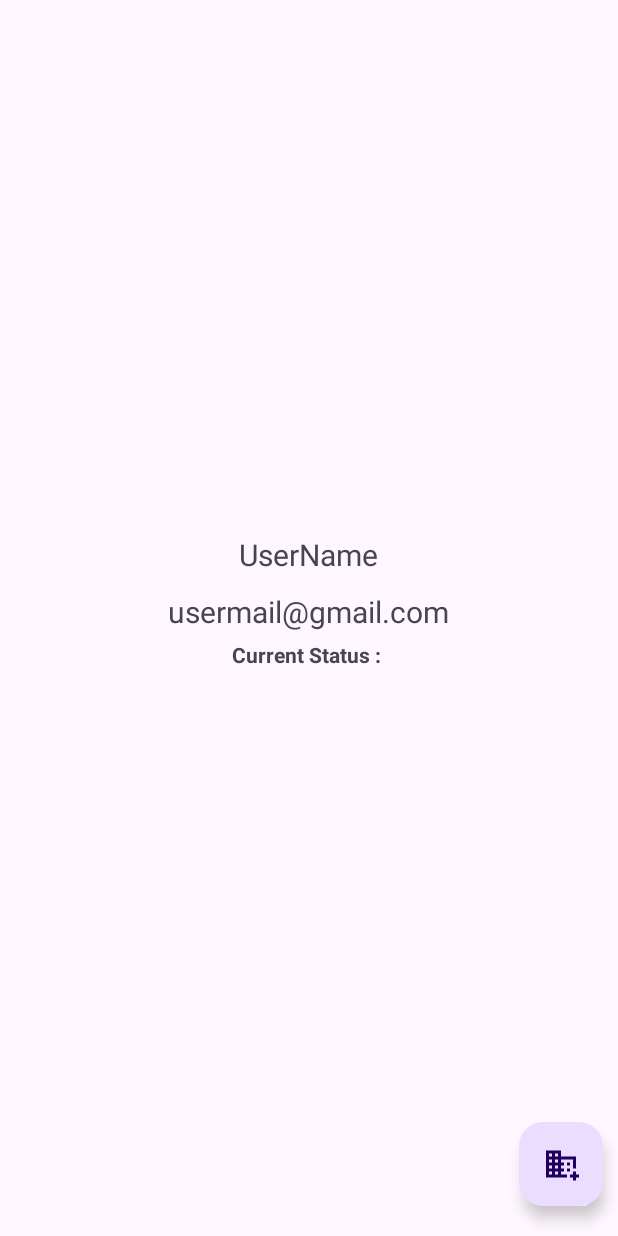
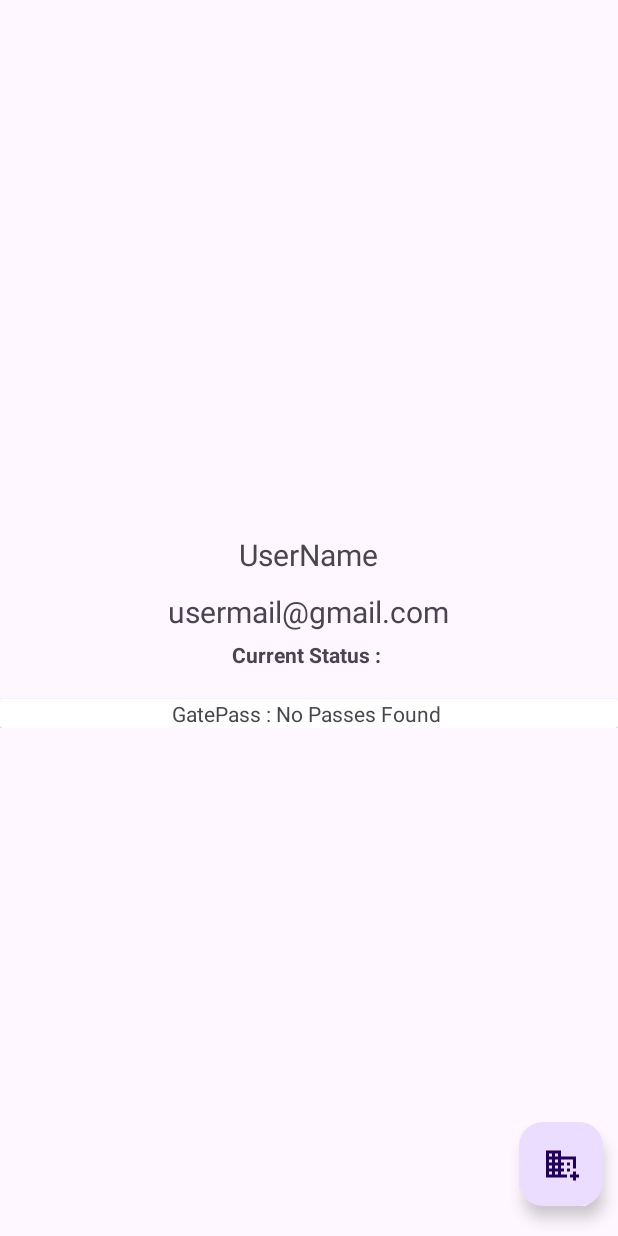
Before and after one commit to athreya-harshith/idVerifier, an Android app: the layout fragment_student_home.xml on its own in the app's theme, with its tools: preview values and no code run, on a phone screen of 412 x 824 dp. Run offline under Robolectric (Android 15) with nearby library versions, the phone set to English and light mode, and no system bars.

Commit message:
added ui in student for GatePass

```diff
--- a/app/src/main/java/com/example/idverifier/studentHome.java
+++ b/app/src/main/java/com/example/idverifier/studentHome.java
@@ -8,9 +8,12 @@ import android.os.Bundle;
 
 import androidx.annotation.NonNull;
 import androidx.annotation.Nullable;
+import androidx.cardview.widget.CardView;
 import androidx.core.content.res.ResourcesCompat;
 import androidx.fragment.app.Fragment;
 
+import android.transition.AutoTransition;
+import android.transition.TransitionManager;
 import android.util.DisplayMetrics;
 import android.view.LayoutInflater;
 import android.view.View;
@@ -114,7 +117,9 @@ public class studentHome extends Fragment {
     Button requestGpassBtn;
     public static final String IN = "Inside Campus",OUT = "Outside Campus";
 
-
+    CardView gPassCardView;
+    LinearLayout gPassLayout,gPassRootLayout;
+    TextView gPassStatus;
     @Override
     public View onCreateView(LayoutInflater inflater, ViewGroup container,
                              Bundle savedInstanceState) {
@@ -126,8 +131,10 @@ public class studentHome extends Fragment {
         studentHomeUemail = view.findViewById(R.id.studentHomeUserEmail);
         studentHomeUserCurrentStatus = view.findViewById(R.id.studentHomeUserCurrentStatus);
         studentHomeRequestGatePass = view.findViewById(R.id.studentHomeRequestGatePass);
-
-
+        gPassCardView = view.findViewById(R.id.studentHomeGPassCardView);
+        gPassRootLayout = view.findViewById(R.id.gPassRootLayout);
+        gPassLayout = view.findViewById(R.id.studentHomeGpassLayout);
+        gPassStatus = view.findViewById(R.id.studentHomeGpassStatus);
         gatePassDialog =  new Dialog(getActivity());
         gatePassDialog.setContentView(R.layout.request_gatepass_dialog_box);
         DisplayMetrics displayMetrics = getResources().getDisplayMetrics();
@@ -262,6 +269,15 @@ public class studentHome extends Fragment {
             }
         });
 
+        gPassCardView.setOnClickListener(new View.OnClickListener() {
+            @Override
+            public void onClick(View view) {
+                int v = (gPassLayout.getVisibility() == View.GONE)?View.VISIBLE : View.GONE;
+                TransitionManager.beginDelayedTransition(gPassRootLayout,new AutoTransition());
+                gPassLayout.setVisibility(v);
+            }
+        });
+
         return view;
     }
 }
--- a/app/src/main/res/layout/fragment_student_home.xml
+++ b/app/src/main/res/layout/fragment_student_home.xml
@@ -54,6 +54,51 @@
                     android:textStyle="bold"
                     android:id="@+id/studentHomeUserCurrentStatus"/>
 
+                <androidx.cardview.widget.CardView
+                    android:layout_width="match_parent"
+                    android:layout_height="wrap_content"
+                    android:id="@+id/studentHomeGPassCardView"
+                    android:layout_marginTop="20dp"
+                    >
+                    <LinearLayout
+                        android:layout_width="match_parent"
+                        android:layout_height="wrap_content"
+                        android:orientation="vertical"
+                        android:id="@+id/gPassRootLayout">
+
+                        <LinearLayout
+                            android:layout_width="match_parent"
+                            android:layout_height="wrap_content"
+                            android:orientation="horizontal"
+                            android:gravity="center">
+                            <TextView
+                                android:layout_width="wrap_content"
+                                android:layout_height="wrap_content"
+                                android:text="GatePass :"/>
+                            <TextView
+                                android:layout_width="wrap_content"
+                                android:layout_height="wrap_content"
+                                android:id="@+id/studentHomeGpassStatus"
+                                android:text=" No Passes Found "/>
+                        </LinearLayout>
+
+                        <LinearLayout
+                            android:layout_width="match_parent"
+                            android:layout_height="wrap_content"
+                            android:id="@+id/studentHomeGpassLayout"
+                            android:orientation="vertical"
+                            android:visibility="gone">
+                            <TextView
+                                android:layout_width="wrap_content"
+                                android:layout_height="wrap_content"
+                                android:text="random for testing "
+                                />
+                        </LinearLayout>
+
+
+
+                    </LinearLayout>
+                </androidx.cardview.widget.CardView>
 
 
 
--- a/app/src/main/res/layout/secruity_scan_dialog.xml
+++ b/app/src/main/res/layout/secruity_scan_dialog.xml
@@ -106,7 +106,7 @@
             <TextView
                 android:layout_width="wrap_content"
                 android:layout_height="wrap_content"
-                android:text="Going Out With : "
+                android:text="Mode (id/gPass) : "
                 android:textStyle="bold"/>
 
             <TextView
```
